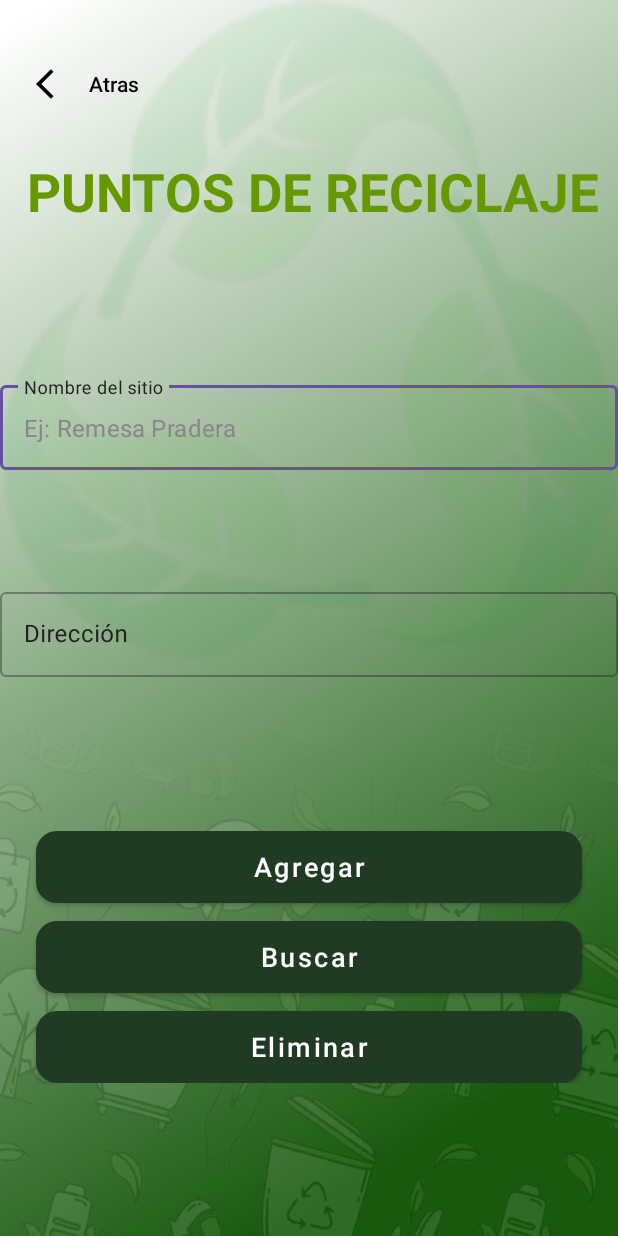
After one commit to Esteban663/EcoApp, an Android app: the Puntos_Reciclaje screen opened directly, with no data from a screen before it, on a phone screen of 412 x 824 dp. The commit adds this screen. Run offline under Robolectric (Android 15) with nearby library versions, the phone set to English and light mode, and no system bars.

Commit message:
Realice CRUD de los puntos de reciclaje y ademas que se pudieran mostrar, ademas cree el nuevo activty donde se ve el formulario

```diff
--- a/app/src/main/java/com/example/ecoapp/MainActivity.java
+++ b/app/src/main/java/com/example/ecoapp/MainActivity.java
@@ -35,6 +35,7 @@ public class MainActivity extends AppCompatActivity
                     }
                 });
 
+
             }
 
 
--- /dev/null
+++ b/app/src/main/java/com/example/ecoapp/Puntos_Reciclaje.java
@@ -0,0 +1,175 @@
+package com.example.ecoapp;
+
+import android.content.Intent;
+import android.database.sqlite.SQLiteDatabase;
+import android.location.Address;
+import android.location.Geocoder;
+import android.os.Bundle;
+import android.view.View;
+import android.widget.Button;
+import android.widget.Toast;
+
+import androidx.appcompat.app.AppCompatActivity;
+
+import com.google.android.material.button.MaterialButton;
+import com.google.android.material.textfield.TextInputEditText;
+
+import java.util.List;
+import java.util.Locale;
+
+public class Puntos_Reciclaje extends AppCompatActivity
+    {
+        private TextInputEditText et_nombre_sitio, et_direccion;
+        private MaterialButton btn_agregar, btn_buscar, btn_eliminar;
+        private Button btn_atras;
+
+        @Override
+        protected void onCreate(Bundle savedInstanceState)
+            {
+                super.onCreate(savedInstanceState);
+                setContentView(R.layout.activity_puntos_reciclaje);
+
+                et_nombre_sitio = findViewById(R.id.et_nombre_sitio);
+                et_direccion = findViewById(R.id.et_direccion);
+                btn_agregar = findViewById(R.id.btn_agregar);
+                btn_buscar = findViewById(R.id.btn_buscar);
+                btn_eliminar = findViewById(R.id.btn_eliminar);
+                btn_atras = findViewById(R.id.btn_atras);
+
+                OnClickButtonsListener();
+
+
+            }
+
+        public void AgregarPunto()
+            {
+                String nombre = et_nombre_sitio.getText().toString().trim();
+                String direccion = et_direccion.getText().toString().trim();
+
+                // Verificar que los campos no estén vacíos
+                if (nombre.isEmpty() || direccion.isEmpty())
+                    {
+                        Toast.makeText(this, "Completa todos los campos", Toast.LENGTH_SHORT).show();
+                        return;
+                    }
+
+                Geocoder geocoder = new Geocoder(this, Locale.getDefault());
+
+                try
+                    {
+                        List<Address> direcciones = geocoder.getFromLocationName(direccion, 1);
+                        if (direcciones != null && !direcciones.isEmpty())
+                            {
+                                double latitud = direcciones.get(0).getLatitude();
+                                double longitud = direcciones.get(0).getLongitude();
+
+                                //Insertar en la base de datos
+                                DatabaseHelper dbHelper = new DatabaseHelper(this);
+                                dbHelper.insertRecyclingPoint(dbHelper.getWritableDatabase(), nombre, direccion, latitud, longitud);
+
+
+                                Toast.makeText(this, "Punto de reciclaje agregado", Toast.LENGTH_SHORT).show();
+
+                                // Limpiar los campos
+                                et_nombre_sitio.setText("");
+                                et_direccion.setText("");
+
+                            } else
+                            {
+                                Toast.makeText(this, "Dirección no válida", Toast.LENGTH_SHORT).show();
+                            }
+                    } catch (Exception e)
+                    {
+                        e.printStackTrace();
+                        Toast.makeText(this, "Error al obtener las coordenadas", Toast.LENGTH_SHORT).show();
+                    }
+            }
+
+        public void Buscar_Punto() {
+            String nombre = et_nombre_sitio.getText().toString().trim();
+
+            if (nombre.isEmpty()) {
+                Toast.makeText(this, "Ingrese el nombre del sitio a buscar", Toast.LENGTH_SHORT).show();
+                return;
+            }
+
+            DatabaseHelper dbHelper = new DatabaseHelper(this);
+
+            // Llamamos al método para buscar por nombre (lo tendrás que implementar en tu DatabaseHelper)
+            RecyclingPoint punto = dbHelper.getRecyclingPointByName(dbHelper.getReadableDatabase(), nombre);
+
+            if (punto != null) {
+                // Mostramos los datos en los EditText
+                et_nombre_sitio.setText(punto.getName());
+                et_direccion.setText(punto.getAddress());
+
+                Toast.makeText(this, "Punto encontrado: " + punto.getName(), Toast.LENGTH_SHORT).show();
+            } else {
+                Toast.makeText(this, "No se encontró el punto de reciclaje", Toast.LENGTH_SHORT).show();
+            }
+        }
+
+        public void Eliminar(){
+            DatabaseHelper dbHelper = new DatabaseHelper(this);
+            SQLiteDatabase db = dbHelper.getWritableDatabase();
+
+            String nombre = et_nombre_sitio.getText().toString().trim();
+
+            if(nombre.isEmpty()){
+                Toast.makeText(this, "Ingrese el nombre del sitio a eliminar", Toast.LENGTH_SHORT).show();
+            }
+
+            int cantidad = db.delete("recycling_points", "name = ?", new String[]{nombre});
+            db.close();
+
+            et_nombre_sitio.setText("");
+            et_direccion.setText("");
+
+            if(cantidad == 1){
+                Toast.makeText(this, "Punto de reciclaje eliminado", Toast.LENGTH_SHORT).show();
+            } else {
+                Toast.makeText(this, "No se encontró el punto de reciclaje", Toast.LENGTH_SHORT).show();
+            }
+        }
+
+
+        public void OnClickButtonsListener()
+            {
+                btn_agregar.setOnClickListener(new View.OnClickListener()
+                    {
+                        @Override
+                        public void onClick(View v)
+                            {
+                                AgregarPunto();
+                            }
+                    });
+
+                btn_buscar.setOnClickListener(new View.OnClickListener()
+                    {
+                        @Override
+                        public void onClick(View v)
+                            {
+                             Buscar_Punto();
+                            }
+                    });
+                btn_eliminar.setOnClickListener(new View.OnClickListener()
+                    {
+                        @Override
+                        public void onClick(View v)
+                            {
+                             Eliminar();
+                            }
+                    });
+                btn_atras.setOnClickListener(new View.OnClickListener()
+                    {
+                        @Override
+                        public void onClick(View v)
+                            {
+                                Intent intent = new Intent(Puntos_Reciclaje.this, Mapa.class);
+                                startActivity(intent);
+
+                            }
+                    });
+            }
+
+    }
--- /dev/null
+++ b/app/src/main/res/layout/activity_puntos_reciclaje.xml
@@ -0,0 +1,152 @@
+<?xml version="1.0" encoding="utf-8"?>
+<androidx.constraintlayout.widget.ConstraintLayout xmlns:android="http://schemas.android.com/apk/res/android"
+    xmlns:app="http://schemas.android.com/apk/res-auto"
+    xmlns:tools="http://schemas.android.com/tools"
+    android:id="@+id/main"
+    android:layout_width="match_parent"
+    android:layout_height="match_parent"
+    android:background="@drawable/fondo"
+    tools:context=".Puntos_Reciclaje">
+
+    <!-- Título -->
+    <Button
+        android:id="@+id/btn_atras"
+        android:layout_width="wrap_content"
+        android:layout_height="wrap_content"
+        android:layout_marginStart="16dp"
+        android:layout_marginTop="32dp"
+        android:background="@android:color/transparent"
+        android:drawableLeft="@drawable/baseline_arrow_back_ios_24"
+        android:drawablePadding="8dp"
+        android:padding="8dp"
+        android:text="Atras"
+        android:textColor="@android:color/black"
+        app:layout_constraintStart_toStartOf="parent"
+        app:layout_constraintTop_toTopOf="parent" />
+
+    <!-- Campo: Nombre del sitio -->
+
+
+    <!-- Campo: Dirección -->
+
+
+    <!-- Imagen -->
+
+    <!-- Botón Tomar Foto -->
+
+    <!-- Botón Silenciar -->
+
+    <!-- Botones de acción -->
+
+    <TextView
+        android:id="@+id/tv_app_title"
+        android:layout_width="wrap_content"
+        android:layout_height="wrap_content"
+        android:layout_marginTop="104dp"
+        android:text="PUNTOS DE RECICLAJE"
+        android:textAlignment="center"
+        android:textAllCaps="true"
+        android:textAppearance="@style/TextAppearance.MaterialComponents.Headline5"
+        android:textColor="@android:color/holo_green_dark"
+        android:textSize="35dp"
+        android:textStyle="bold"
+        app:layout_constraintEnd_toEndOf="parent"
+        app:layout_constraintHorizontal_bias="0.594"
+        app:layout_constraintStart_toStartOf="parent"
+        app:layout_constraintTop_toTopOf="parent" />
+
+    <com.google.android.material.textfield.TextInputLayout
+        android:id="@+id/til_nombre_sitio"
+        style="@style/Widget.MaterialComponents.TextInputLayout.OutlinedBox"
+        android:layout_width="0dp"
+        android:layout_height="wrap_content"
+        android:layout_marginTop="100dp"
+        android:hint="Nombre del sitio"
+        android:textColorHint="#232222"
+        app:hintTextColor="#232222"
+        app:layout_constraintEnd_toEndOf="parent"
+        app:layout_constraintHorizontal_bias="0.0"
+        app:layout_constraintStart_toStartOf="parent"
+        app:layout_constraintTop_toBottomOf="@+id/tv_app_title"
+        app:placeholderText="Ej: Remesa Pradera"
+        app:placeholderTextColor="#888888">
+
+        <com.google.android.material.textfield.TextInputEditText
+            android:id="@+id/et_nombre_sitio"
+            android:layout_width="match_parent"
+            android:layout_height="wrap_content"
+            android:inputType="textCapWords"
+            android:maxLines="1"
+            android:textColor="#050505"
+            android:textColorHighlight="#232222"
+            android:textColorHint="#232222" />
+    </com.google.android.material.textfield.TextInputLayout>
+
+    <com.google.android.material.textfield.TextInputLayout
+        android:id="@+id/til_direccion"
+        style="@style/Widget.MaterialComponents.TextInputLayout.OutlinedBox"
+        android:layout_width="0dp"
+        android:layout_height="wrap_content"
+        android:layout_marginTop="76dp"
+        android:hint="Dirección"
+        android:textColorHint="#232222"
+        app:hintTextColor="#232222"
+        app:layout_constraintEnd_toEndOf="parent"
+        app:layout_constraintHorizontal_bias="0.0"
+        app:layout_constraintStart_toStartOf="parent"
+        app:layout_constraintTop_toBottomOf="@+id/til_nombre_sitio"
+        app:placeholderText="Ej: Cra 1 #12-34, Anserma Caldas"
+        app:placeholderTextColor="#888888">
+
+        <com.google.android.material.textfield.TextInputEditText
+            android:id="@+id/et_direccion"
+            android:layout_width="match_parent"
+            android:layout_height="wrap_content"
+            android:inputType="textPostalAddress"
+            android:maxLines="1"
+            android:textColor="#050505"
+            android:textColorHighlight="#232222"
+            android:textColorHint="#232222" />
+    </com.google.android.material.textfield.TextInputLayout>
+
+    <LinearLayout
+        android:id="@+id/ll_action_buttons"
+        android:layout_width="0dp"
+        android:layout_height="wrap_content"
+        android:orientation="vertical"
+        app:layout_constraintBottom_toBottomOf="parent"
+        app:layout_constraintEnd_toEndOf="parent"
+        app:layout_constraintHorizontal_bias="0.5"
+        app:layout_constraintStart_toStartOf="parent"
+        app:layout_constraintTop_toBottomOf="@+id/til_direccion"
+        app:layout_constraintVertical_bias="0.5">
+
+        <com.google.android.material.button.MaterialButton
+            android:id="@+id/btn_agregar"
+            style="@style/Widget.Eco.PrimaryButton"
+            android:layout_width="match_parent"
+            android:layout_height="wrap_content"
+            android:layout_marginBottom="12dp"
+            android:text="Agregar"
+            android:textSize="18sp" />
+
+        <com.google.android.material.button.MaterialButton
+            android:id="@+id/btn_buscar"
+            style="@style/Widget.Eco.PrimaryButton"
+            android:layout_width="match_parent"
+            android:layout_height="wrap_content"
+            android:layout_marginBottom="12dp"
+            android:text="Buscar"
+            android:textSize="18sp" />
+
+        <com.google.android.material.button.MaterialButton
+            android:id="@+id/btn_eliminar"
+            style="@style/Widget.Eco.PrimaryButton"
+            android:layout_width="match_parent"
+            android:layout_height="wrap_content"
+            android:text="Eliminar"
+            android:textSize="18sp" />
+
+    </LinearLayout>
+
+</androidx.constraintlayout.widget.ConstraintLayout>
```
Also changed, not shown: app/src/main/AndroidManifest.xml (+7 -4 lines), app/src/main/java/com/example/ecoapp/DatabaseHelper.java (+23 -1 lines), app/src/main/java/com/example/ecoapp/Mapa.java (+78 -5 lines), app/src/main/java/com/example/ecoapp/RecyclingPoint.java (+7 -0 lines), app/src/main/res/layout/activity_mapa.xml (+17 -5 lines).
